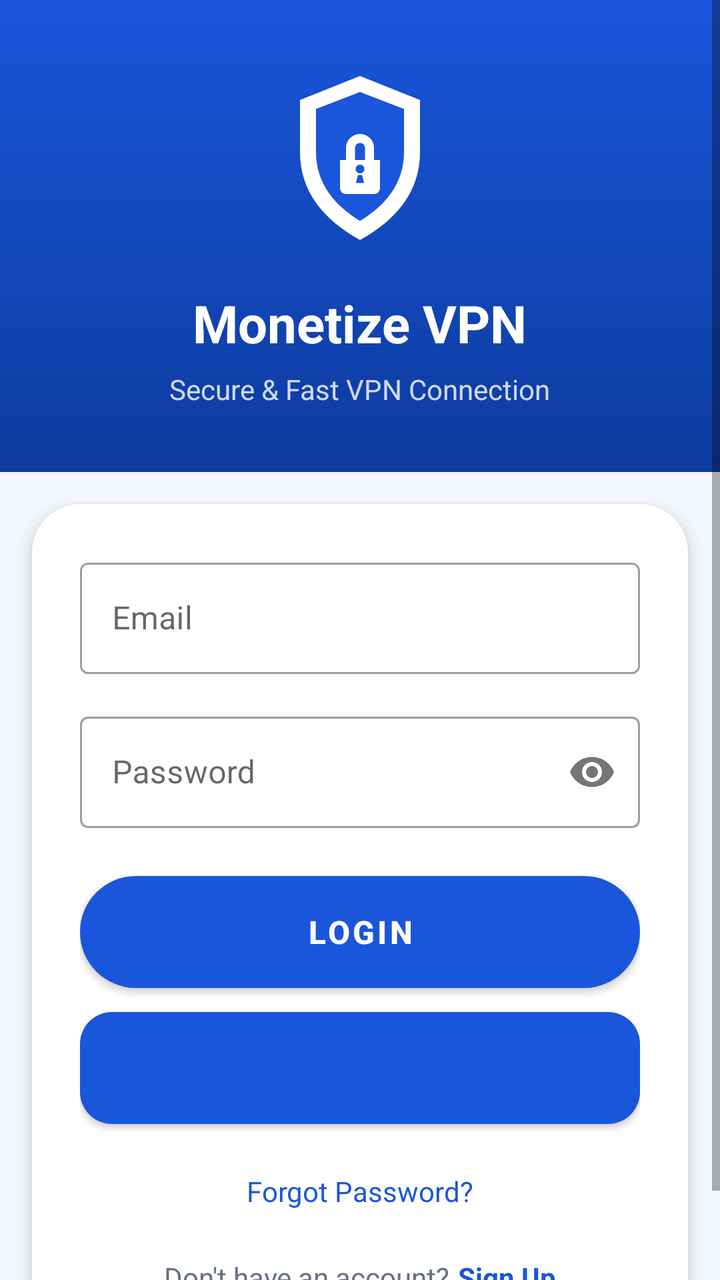
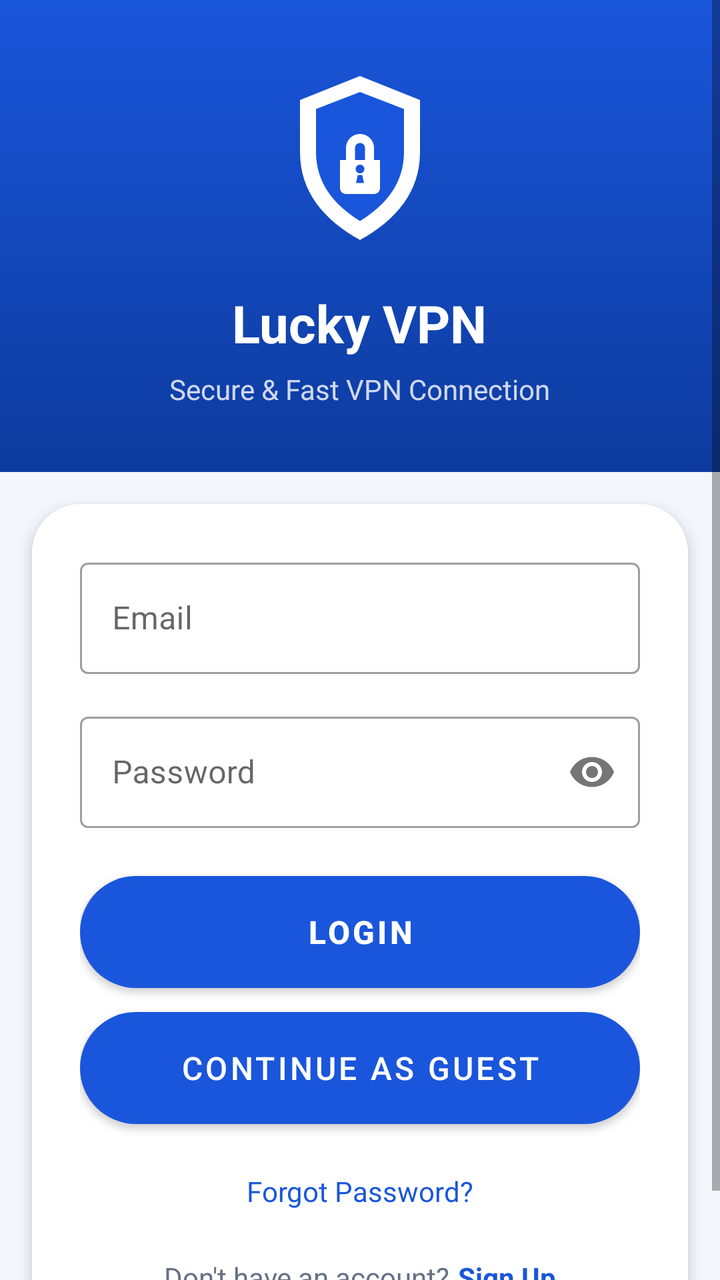

An Android layout rendered at two revisions. The XML below is the earlier revision; the diff shows what the commit changed to produce the second picture.
<!-- AndroidManifest.xml: activity theme AppTheme.NoActionBar -->
<!-- res/layout/activity_login.xml -->
<?xml version="1.0" encoding="utf-8"?>
<ScrollView xmlns:android="http://schemas.android.com/apk/res/android"
    xmlns:app="http://schemas.android.com/apk/res-auto"
    android:layout_width="match_parent"
    android:layout_height="match_parent"
    android:background="@color/vpn_bg"
    android:fillViewport="true">

    <LinearLayout
        android:layout_width="match_parent"
        android:layout_height="wrap_content"
        android:orientation="vertical">

        
        <LinearLayout
            android:layout_width="match_parent"
            android:layout_height="wrap_content"
            android:background="@drawable/bg_gradient_blue"
            android:orientation="vertical"
            android:gravity="center"
            android:padding="32dp">

            <ImageView
                android:layout_width="96dp"
                android:layout_height="96dp"
                android:src="@drawable/ic_shield_logo"
                android:contentDescription="@string/app_name"
                android:layout_marginBottom="16dp" />

            <TextView
                android:layout_width="wrap_content"
                android:layout_height="wrap_content"
                android:text="@string/app_name"
                android:textSize="26sp"
                android:textColor="@color/white"
                android:textStyle="bold" />

            <TextView
                android:layout_width="wrap_content"
                android:layout_height="wrap_content"
                android:text="@string/login_tagline"
                android:textSize="14sp"
                android:textColor="#CCFFFFFF"
                android:layout_marginTop="6dp" />

        </LinearLayout>

        
        <LinearLayout
            android:layout_width="match_parent"
            android:layout_height="wrap_content"
            android:orientation="vertical"
            android:background="@drawable/card_rounded_24"
            android:elevation="4dp"
            android:padding="24dp"
            android:layout_margin="16dp">

            <com.google.android.material.textfield.TextInputLayout
                android:layout_width="match_parent"
                android:layout_height="wrap_content"
                android:layout_marginBottom="16dp"
                style="@style/Widget.MaterialComponents.TextInputLayout.OutlinedBox">

                <com.google.android.material.textfield.TextInputEditText
                    android:id="@+id/et_email"
                    android:layout_width="match_parent"
                    android:layout_height="wrap_content"
                    android:hint="@string/email"
                    android:inputType="textEmailAddress" />

            </com.google.android.material.textfield.TextInputLayout>

            <com.google.android.material.textfield.TextInputLayout
                android:layout_width="match_parent"
                android:layout_height="wrap_content"
                android:layout_marginBottom="24dp"
                style="@style/Widget.MaterialComponents.TextInputLayout.OutlinedBox"
                app:passwordToggleEnabled="true">

                <com.google.android.material.textfield.TextInputEditText
                    android:id="@+id/et_password"
                    android:layout_width="match_parent"
                    android:layout_height="wrap_content"
                    android:hint="@string/password"
                    android:inputType="textPassword" />

            </com.google.android.material.textfield.TextInputLayout>

            <Button
                android:id="@+id/btn_login"
                android:layout_width="match_parent"
                android:layout_height="56dp"
                android:text="@string/login"
                android:textSize="16sp"
                android:textStyle="bold"
                android:background="@drawable/btn_pill_primary"
                android:textColor="@color/white"
                android:layout_marginBottom="12dp" />

            <Button
                android:id="@+id/btn_guest"
                android:layout_width="match_parent"
                android:layout_height="56dp"
                android:text="@string/continue_as_guest"
                android:textSize="16sp"
                android:textColor="@color/vpn_blue"
                android:background="@drawable/card_rounded_16"
                android:layout_marginBottom="16dp" />

            <ProgressBar
                android:id="@+id/progress_bar"
                android:layout_width="wrap_content"
                android:layout_height="wrap_content"
                android:layout_gravity="center"
                android:visibility="gone" />

            <TextView
                android:id="@+id/tv_forgot_password"
                android:layout_width="wrap_content"
                android:layout_height="wrap_content"
                android:layout_gravity="center"
                android:text="@string/forgot_password"
                android:textColor="@color/vpn_blue"
                android:layout_marginTop="8dp"
                android:layout_marginBottom="24dp" />

            <LinearLayout
                android:layout_width="wrap_content"
                android:layout_height="wrap_content"
                android:layout_gravity="center"
                android:orientation="horizontal"
                android:gravity="center">

                <TextView
                    android:layout_width="wrap_content"
                    android:layout_height="wrap_content"
                    android:text="@string/dont_have_account"
                    android:textColor="@color/vpn_text_secondary" />

                <TextView
                    android:id="@+id/tv_register"
                    android:layout_width="wrap_content"
                    android:layout_height="wrap_content"
                    android:text="@string/sign_up"
                    android:textColor="@color/vpn_blue"
                    android:textStyle="bold"
                    android:layout_marginStart="4dp" />

            </LinearLayout>

        </LinearLayout>

    </LinearLayout>

</ScrollView>
<!-- resources referenced by this layout -->
<resources>
  <color name="vpn_bg">#f3f6fc</color>
  <color name="vpn_blue">#1a56db</color>
  <color name="vpn_text_secondary">#667085</color>
  <color name="white">#FFFFFF</color>
  <!-- drawable bg_gradient_blue (drawable) -->
  <?xml version="1.0" encoding="utf-8"?>
  <shape xmlns:android="http://schemas.android.com/apk/res/android"
      android:shape="rectangle">
      <gradient
          android:angle="270"
          android:startColor="@color/vpn_blue"
          android:endColor="@color/vpn_blue_dark" />
  </shape>
  <!-- drawable btn_pill_primary (drawable) -->
  <?xml version="1.0" encoding="utf-8"?>
  <shape xmlns:android="http://schemas.android.com/apk/res/android"
      android:shape="rectangle">
      <solid android:color="@color/vpn_blue" />
      <corners android:radius="28dp" />
  </shape>
  <!-- drawable card_rounded_16 (drawable) -->
  <?xml version="1.0" encoding="utf-8"?>
  <shape xmlns:android="http://schemas.android.com/apk/res/android"
      android:shape="rectangle">
      <solid android:color="@color/white" />
      <corners android:radius="16dp" />
  </shape>
  <!-- drawable card_rounded_24 (drawable) -->
  <?xml version="1.0" encoding="utf-8"?>
  <shape xmlns:android="http://schemas.android.com/apk/res/android"
      android:shape="rectangle">
      <solid android:color="@color/white" />
      <corners android:radius="24dp" />
  </shape>
  <!-- drawable ic_shield_logo (drawable) -->
  <vector xmlns:android="http://schemas.android.com/apk/res/android"
      android:width="96dp"
      android:height="96dp"
      android:viewportWidth="96"
      android:viewportHeight="96">
      
      <path
          android:fillColor="#FFFFFFFF"
          android:pathData="M48,6 L78,18 V44 C78,64 66,78 48,88 C30,78 18,64 18,44 V18 Z" />
      
      <path
          android:fillColor="#FF1a56db"
          android:pathData="M48,14 L70,22.5 V44 C70,59.5 61,70.5 48,78.5 C35,70.5 26,59.5 26,44 V22.5 Z" />
      
      <path
          android:fillColor="#FFFFFFFF"
          android:pathData="M41,48 V42 c0,-3.9 3.1,-7 7,-7 s7,3.1 7,7 v6 h-4.5 V42 c0,-1.4 -1.1,-2.5 -2.5,-2.5 s-2.5,1.1 -2.5,2.5 v6 Z" />
      
      <path
          android:fillColor="#FFFFFFFF"
          android:pathData="M38,48 h20 v14 c0,1.7 -1.3,3 -3,3 H41 c-1.7,0 -3,-1.3 -3,-3 Z" />
      
      <path
          android:fillColor="#FF1a56db"
          android:pathData="M48,52.5 m-2.2,0 a2.2,2.2 0 1,1 4.4,0 a2.2,2.2 0 1,1 -4.4,0 M46.9,55.5 h2.2 l0.9,4 h-4 Z" />
  </vector>
  <string name="app_name">Monetize VPN</string>
  <string name="continue_as_guest">Continue as Guest</string>
  <string name="dont_have_account">Don\'t have an account?</string>
  <string name="email">Email</string>
  <string name="forgot_password">Forgot Password?</string>
  <string name="login">Login</string>
  <string name="login_tagline">Secure &amp; Fast VPN Connection</string>
  <string name="password">Password</string>
  <string name="sign_up">Sign Up</string>
  <style name="AppTheme.NoActionBar" parent="AppTheme" />
  <color name="vpn_blue_dark">#0d3b9e</color>
  <style name="AppTheme" parent="Theme.MaterialComponents.Light.NoActionBar">
          <item name="colorPrimary">@color/vpn_blue</item>
          <item name="colorPrimaryVariant">@color/vpn_blue_dark</item>
          <item name="colorPrimaryDark">@color/vpn_blue_dark</item>
          <item name="colorAccent">@color/vpn_blue</item>
          <item name="colorSecondary">@color/vpn_green</item>
          <item name="android:statusBarColor">@color/vpn_blue_dark</item>
          <item name="android:navigationBarColor">@color/white</item>
          <item name="android:windowBackground">@color/vpn_bg</item>
          <item name="android:windowLightStatusBar">false</item>
      </style>
  <color name="vpn_green">#22c55e</color>
</resources>

<!-- the commit's change to res/layout/activity_login.xml (unified diff, before → after) -->
@@ -103,8 +103,8 @@
                 android:layout_height="56dp"
                 android:text="@string/continue_as_guest"
                 android:textSize="16sp"
-                android:textColor="@color/vpn_blue"
-                android:background="@drawable/card_rounded_16"
+                android:textColor="@color/white"
+                android:background="@drawable/btn_pill_primary"
                 android:layout_marginBottom="16dp" />
 
             <ProgressBar
<!-- resource entries referenced after the edit -->
@@ -19,13 +19,6 @@
       android:shape="rectangle">
       <solid android:color="@color/vpn_blue" />
       <corners android:radius="28dp" />
-  </shape>
-  <!-- drawable card_rounded_16 (drawable) -->
-  <?xml version="1.0" encoding="utf-8"?>
-  <shape xmlns:android="http://schemas.android.com/apk/res/android"
-      android:shape="rectangle">
-      <solid android:color="@color/white" />
-      <corners android:radius="16dp" />
   </shape>
   <!-- drawable card_rounded_24 (drawable) -->
   <?xml version="1.0" encoding="utf-8"?>
@@ -61,7 +54,7 @@
           android:fillColor="#FF1a56db"
           android:pathData="M48,52.5 m-2.2,0 a2.2,2.2 0 1,1 4.4,0 a2.2,2.2 0 1,1 -4.4,0 M46.9,55.5 h2.2 l0.9,4 h-4 Z" />
   </vector>
-  <string name="app_name">Monetize VPN</string>
+  <string name="app_name">Lucky VPN</string>
   <string name="continue_as_guest">Continue as Guest</string>
   <string name="dont_have_account">Don\'t have an account?</string>
   <string name="email">Email</string>
